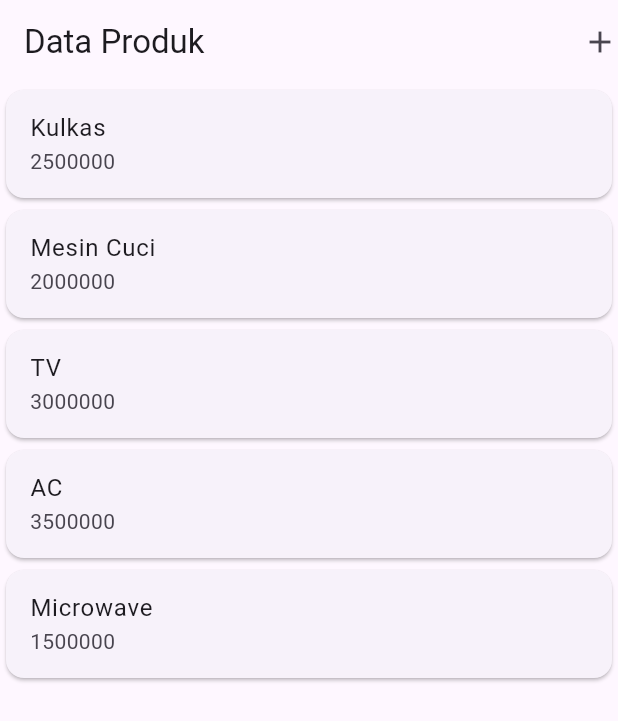
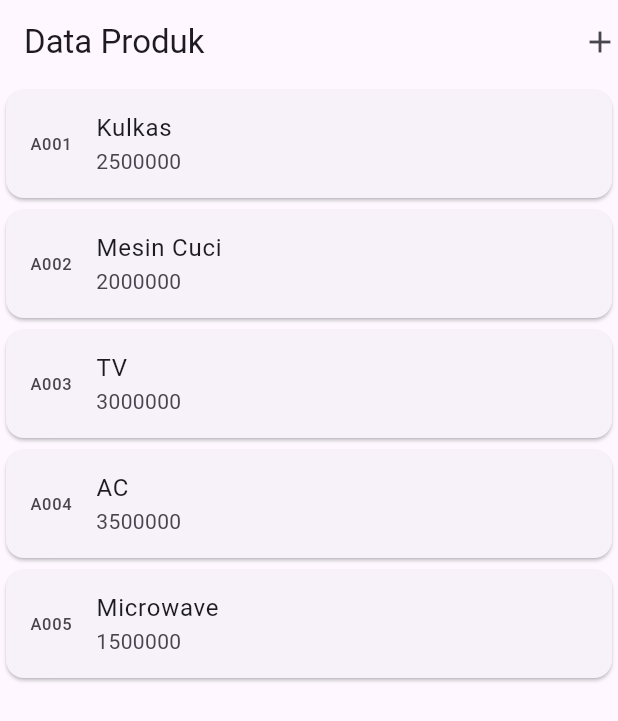
Before and after one commit to aryawp0203/flutter_pmo_2026, a Flutter app: the screen it shows after launch, on a phone screen of 412 x 824 dp. Shown: the top 721 px of the screen. Run offline on Flutter 3.47's test engine with Material 3 defaults, Android fonts, the phone set to English and light mode, and no system bars.

Commit message:
Tampilkan kode produk pada bagian leading dari ListTile, sehingga setiap kartu menampilkan kode, nama, dan harga produk

```diff
--- a/lib/ui/produk_page.dart
+++ b/lib/ui/produk_page.dart
@@ -68,6 +68,7 @@ class ItemProduk extends StatelessWidget {
     return GestureDetector(
       child: Card(
         child: ListTile(
+          leading: Text(kodeProduk.toString()),
           title: Text(namaProduk.toString()),
           subtitle: Text(harga.toString()),
         ),
```
